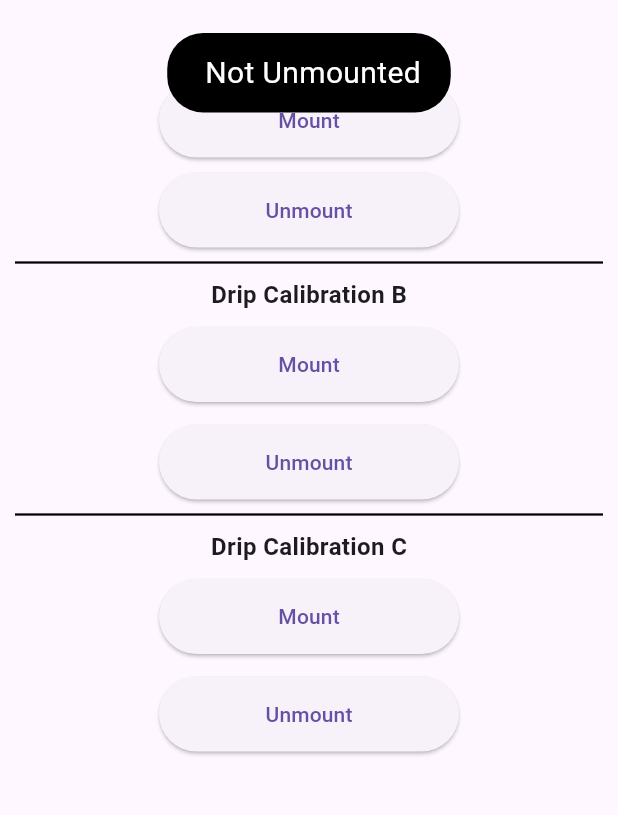
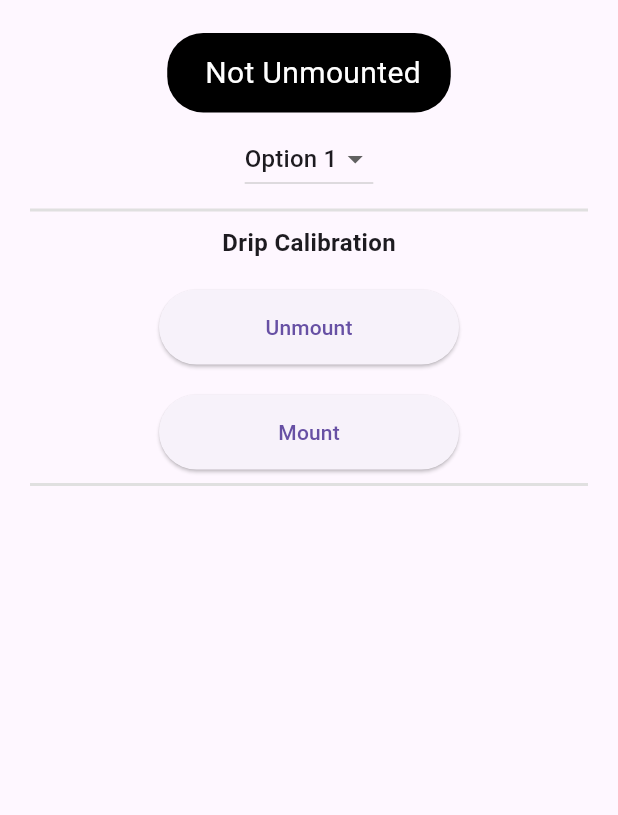
Before and after one commit to AyobamiMichael/hospital_app, a Flutter app: the CalibrationWidget screen opened directly, after a tap on "Unmount", on a phone screen of 412 x 824 dp, the part 63-878 px from its top. Run offline on Flutter 3.47's test engine with Material 3 defaults, Android fonts, the phone set to English and light mode, and no system bars; our stand-ins replace cloud_firestore, csv, file_picker, firebase_core, fl_chart, flutter_bluetooth_serial and 10 more; missing offline and left inert: dart:ffi, network_info_plus, udp, wifi_iot, wifi_scan; accounts and stored records are empty; network calls fail.

Commit message:
Initial commit

```diff
--- a/hospital_app/lib/hospitalwidgets/calibration.dart
+++ b/hospital_app/lib/hospitalwidgets/calibration.dart
@@ -18,6 +18,8 @@ class _CalibrationWidgetState extends State<CalibrationWidget> {
   String message = '';
   String lowestDripLevel = '';
   String highestDripLevel = '';
+  String dropdownValue = 'Option 1';
+  String radioValue = 'A';
 
   static late List<String> listOfSensorValues;
   @override
@@ -35,18 +37,150 @@ class _CalibrationWidgetState extends State<CalibrationWidget> {
           //),
           //  borderRadius: BorderRadius.circular(5.0),
           // ),
-          height: 500.0,
+          height: 315.0,
           alignment: Alignment.center,
           child: Column(
             mainAxisAlignment: MainAxisAlignment.center,
             children: [
+              Row(mainAxisAlignment: MainAxisAlignment.center, children: [
+                Radio(
+                  value: 'A',
+                  groupValue: radioValue,
+                  onChanged: (String? value) {
+                    setState(() {
+                      radioValue = value!;
+                    });
+                  },
+                ),
+                Text('A'),
+                Radio(
+                  value: 'B',
+                  groupValue: radioValue,
+                  onChanged: (String? value) {
+                    setState(() {
+                      radioValue = value!;
+                    });
+                  },
+                ),
+                Text('B'),
+                Radio(
+                  value: 'C',
+                  groupValue: radioValue,
+                  onChanged: (String? value) {
+                    setState(() {
+                      radioValue = value!;
+                    });
+                  },
+                ),
+                Text('C'),
+              ]),
+              SizedBox(height: 20),
+              DropdownButton<String>(
+                value: dropdownValue,
+                onChanged: (String? newValue) {
+                  setState(() {
+                    dropdownValue = newValue!;
+                  });
+                },
+                items: <String>['Option 1', 'Option 2', 'Option 3']
+                    .map<DropdownMenuItem<String>>((String value) {
+                  return DropdownMenuItem<String>(
+                    value: value,
+                    child: Text(value),
+                  );
+                }).toList(),
+              ),
+              Divider(
+                height: 20,
+                thickness: 2,
+                color: Colors.grey[300],
+                indent: 20,
+                endIndent: 20,
+              ),
               const Text(
-                'Drip Calibration A',
+                'Drip Calibration',
                 style: TextStyle(
                   fontSize: 16,
                   fontWeight: FontWeight.bold,
                 ),
               ),
+              const SizedBox(
+                height: 20,
+              ),
+              SizedBox(
+                width: 200,
+                height: 50,
+                child: ElevatedButton(
+                  onPressed: () async {
+                    await unMountDrip(
+                        WirelessClassState.wifiGateway.toString(), 'UNMOUNT');
+
+                    if (message == '200') {
+                      Fluttertoast.showToast(
+                        msg: "Unmounted",
+                        toastLength: Toast.LENGTH_SHORT,
+                        gravity: ToastGravity.TOP,
+                        timeInSecForIosWeb: 2,
+                        backgroundColor: Colors.black,
+                        textColor: Colors.white,
+                        fontSize: 20.0,
+                      );
+                    } else {
+                      Fluttertoast.showToast(
+                        msg: " Not Unmounted",
+                        toastLength: Toast.LENGTH_SHORT,
+                        gravity: ToastGravity.TOP,
+                        timeInSecForIosWeb: 2,
+                        backgroundColor: Colors.black,
+                        textColor: Colors.white,
+                        fontSize: 20.0,
+                      );
+                    }
+                  },
+                  child: const Text('Unmount'),
+                ),
+              ),
+              const SizedBox(height: 20),
+              SizedBox(
+                  width: 200,
+                  height: 50,
+                  child: ElevatedButton(
+                      onPressed: () async {
+                        print(WirelessClassState.wifiGateway.toString());
+                        await mountDrip(
+                            WirelessClassState.wifiGateway.toString(), 'MOUNT');
+                        if (message == '200') {
+                          Fluttertoast.showToast(
+                            msg: "Mounted",
+                            toastLength: Toast.LENGTH_SHORT,
+                            gravity: ToastGravity.TOP,
+                            timeInSecForIosWeb: 2,
+                            backgroundColor: Colors.black,
+                            textColor: Colors.white,
+                            fontSize: 20.0,
+                          );
+                        } else {
+                          Fluttertoast.showToast(
+                            msg: " Not Mounted",
+                            toastLength: Toast.LENGTH_SHORT,
+                            gravity: ToastGravity.TOP,
+                            timeInSecForIosWeb: 2,
+                            backgroundColor: Colors.black,
+                            textColor: Colors.white,
+                            fontSize: 20.0,
+                          );
+                        }
+                      },
+                      child: const Text('Mount'))),
+              Divider(
+                height: 20,
+                thickness: 2,
+                color: Colors.grey[300],
+                indent: 20,
+                endIndent: 20,
+              ),
+
+              /*
               const SizedBox(height: 5),
               SizedBox(
                   width: 200,
@@ -80,38 +214,7 @@ class _CalibrationWidgetState extends State<CalibrationWidget> {
                       },
                       child: const Text('Mount'))),
               const SizedBox(height: 10),
-              SizedBox(
-                width: 200,
-                height: 50,
-                child: ElevatedButton(
-                  onPressed: () async {
-                    await unMountDrip(
-                        WirelessClassState.wifiGateway.toString(), 'UNMOUNT');
 
-                    if (message == '200') {
-                      Fluttertoast.showToast(
-                        msg: "Unmounted",
-                        toastLength: Toast.LENGTH_SHORT,
-                        gravity: ToastGravity.TOP,
-                        timeInSecForIosWeb: 2,
-                        backgroundColor: Colors.black,
-                        textColor: Colors.white,
-                        fontSize: 20.0,
-                      );
-                    } else {
-                      Fluttertoast.showToast(
-                        msg: " Not Unmounted",
-                        toastLength: Toast.LENGTH_SHORT,
-                        gravity: ToastGravity.TOP,
-                        timeInSecForIosWeb: 2,
-                        backgroundColor: Colors.black,
-                        textColor: Colors.white,
-                        fontSize: 20.0,
-                      );
-                    }
-                  },
-                  child: const Text('Unmount'),
-                ),
               ),
               const Divider(
                 color: Colors.black,
@@ -127,38 +230,7 @@ class _CalibrationWidgetState extends State<CalibrationWidget> {
                   fontWeight: FontWeight.bold,
                 ),
               ),
-              const SizedBox(height: 10),
-              SizedBox(
-                  width: 200,
-                  height: 50,
-                  child: ElevatedButton(
-                      onPressed: () async {
-                        print(WirelessClassState.wifiGateway.toString());
-                        await mountDrip(
-                            WirelessClassState.wifiGateway.toString(), 'MOUNT');
-                        if (message == '200') {
-                          Fluttertoast.showToast(
-                            msg: "Mounted",
-                            toastLength: Toast.LENGTH_SHORT,
-                            gravity: ToastGravity.TOP,
-                            timeInSecForIosWeb: 2,
-                            backgroundColor: Colors.black,
-                            textColor: Colors.white,
-                            fontSize: 20.0,
-                          );
-                        } else {
-                          Fluttertoast.showToast(
-                            msg: " Not Mounted",
-                            toastLength: Toast.LENGTH_SHORT,
-                            gravity: ToastGravity.TOP,
-                            timeInSecForIosWeb: 2,
-                            backgroundColor: Colors.black,
-                            textColor: Colors.white,
-                            fontSize: 20.0,
-                          );
-                        }
-                      },
-                      child: const Text('Mount'))),
+
               const SizedBox(height: 15),
               SizedBox(
                 width: 200,
@@ -272,7 +344,7 @@ class _CalibrationWidgetState extends State<CalibrationWidget> {
                   },
                   child: const Text('Unmount'),
                 ),
-              )
+              )*/
             ],
           ),
         ));
--- a/hospital_app/lib/pages/home/widget/settings.dart
+++ b/hospital_app/lib/pages/home/widget/settings.dart
@@ -11,7 +11,7 @@ class Settings extends StatelessWidget {
       onPressed: () {
         Navigator.push(
           context,
-          MaterialPageRoute(builder: (context) => const PassWord()),
+          MaterialPageRoute(builder: (context) => const HospitalSettings()),
         );
       },
       style: ElevatedButton.styleFrom(
```
Also changed, not shown: hospital_app/lib/hospitalwidgets/readmepage.dart (added, +8 -0 lines).
